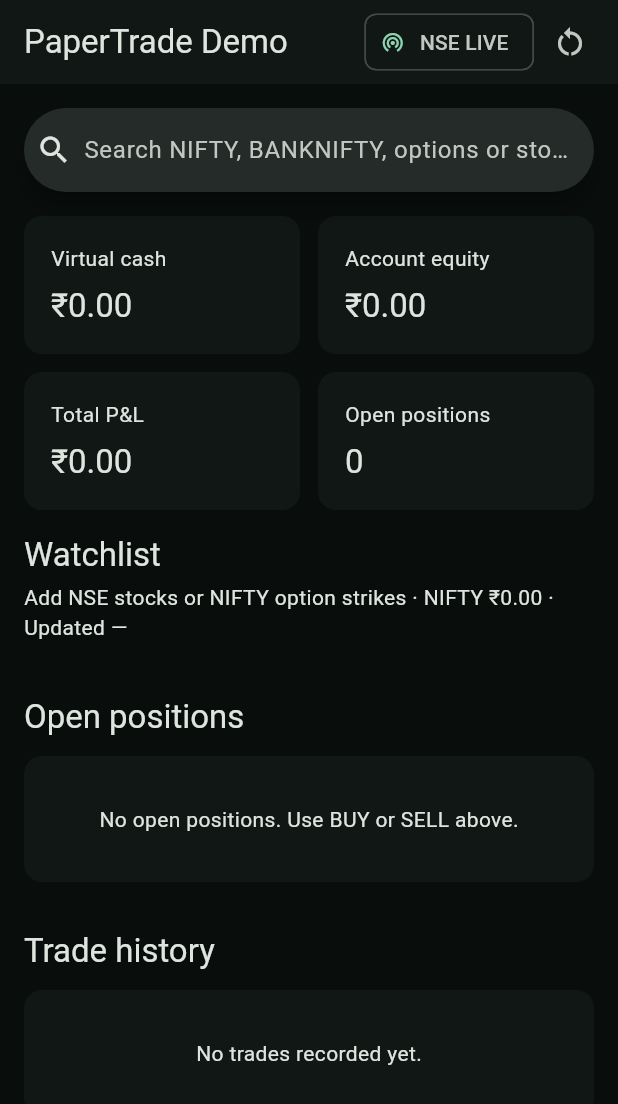
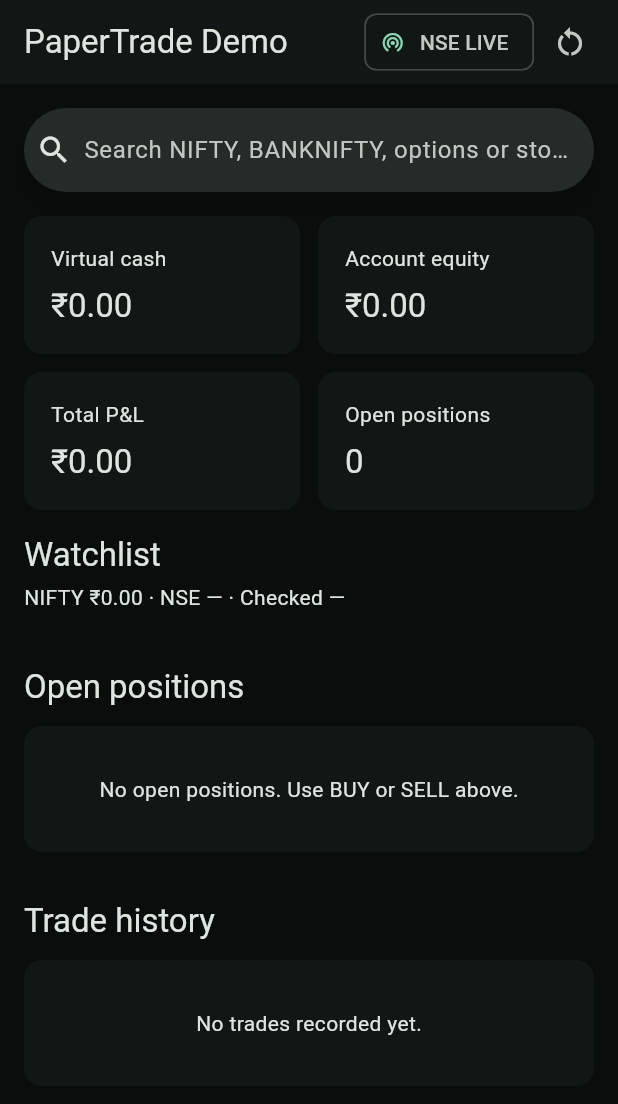
Before and after one commit to jitarijitbiswas/foliox, a Flutter app: the screen it shows after launch, on a phone screen of 412 x 824 dp. Shown: the top 1104 px of the screen. Run offline on Flutter 3.47's test engine with Material 3 defaults, Android fonts, the phone set to English and light mode, and no system bars; our stand-ins replace dio, flutter_riverpod, go_router, hive_flutter; accounts and stored records are empty; network calls fail.

Commit message:
Fix trade action layout and refresh status

```diff
--- a/frontend/lib/features/dashboard/presentation/dashboard_screen.dart
+++ b/frontend/lib/features/dashboard/presentation/dashboard_screen.dart
@@ -88,7 +88,7 @@ class DashboardScreen extends ConsumerWidget {
                           ),
                           const SizedBox(height: 4),
                           Text(
-                            'Add NSE stocks or NIFTY option strikes · NIFTY ${_money(state.snapshot?.underlying ?? 0)} · Updated ${state.snapshot?.timestamp ?? '—'}',
+                            'NIFTY ${_money(state.snapshot?.underlying ?? 0)} · NSE ${state.snapshot?.timestamp ?? '—'} · Checked ${_clock(state.snapshot?.refreshedAt)}',
                             style: Theme.of(context).textTheme.bodyMedium,
                           ),
                         ],
@@ -133,6 +133,7 @@ class DashboardScreen extends ConsumerWidget {
                         onClose: (position) =>
                             _confirmClose(context, ref, position),
                         onRefresh: (_) => controller.refresh(silent: true),
+                        checkedAt: state.snapshot?.refreshedAt,
                       ),
                     ),
                   ),
@@ -519,11 +520,13 @@ class _Positions extends StatelessWidget {
     required this.onEdit,
     required this.onClose,
     required this.onRefresh,
+    required this.checkedAt,
   });
   final List<Position> positions;
   final ValueChanged<Position> onEdit;
   final ValueChanged<Position> onClose;
   final ValueChanged<Position> onRefresh;
+  final DateTime? checkedAt;
 
   @override
   Widget build(BuildContext context) {
@@ -550,7 +553,7 @@ class _Positions extends StatelessWidget {
             DataColumn(label: Text('Target')),
             DataColumn(label: Text('Stop-loss')),
             DataColumn(label: Text('P&L')),
-            DataColumn(label: Text('Updated')),
+            DataColumn(label: Text('NSE tick / checked')),
             DataColumn(label: Text('Actions')),
           ],
           rows: positions
@@ -567,20 +570,23 @@ class _Positions extends StatelessWidget {
                     DataCell(Text(_money(position.netPnl))),
                     DataCell(
                       Text(
-                        position.timestamp.isEmpty ? '—' : position.timestamp,
+                        '${position.timestamp.isEmpty ? '—' : position.timestamp}\nChecked ${_clock(checkedAt)}',
                       ),
                     ),
                     DataCell(
-                      Wrap(
-                        spacing: 8,
+                      Row(
+                        mainAxisSize: MainAxisSize.min,
                         children: [
-                          TextButton(
+                          IconButton(
+                            tooltip: 'Edit target / stop-loss',
                             onPressed: () => onEdit(position),
-                            child: const Text('Edit target / SL'),
+                            icon: const Icon(Icons.edit_note),
                           ),
-                          FilledButton.tonal(
+                          IconButton(
+                            tooltip: 'Exit / Close trade',
                             onPressed: () => onClose(position),
-                            child: const Text('Exit / Close'),
+                            color: Colors.red,
+                            icon: const Icon(Icons.exit_to_app),
                           ),
                           IconButton(
                             tooltip: 'Refresh this trade LTP and P&L',
@@ -660,3 +666,9 @@ class _TradeHistory extends StatelessWidget {
 
 String _money(num value) => '₹${value.toStringAsFixed(2)}';
 String _optionalMoney(num? value) => value == null ? '—' : _money(value);
+String _clock(DateTime? value) {
+  if (value == null) return '—';
+  final local = value.toLocal();
+  String two(int number) => number.toString().padLeft(2, '0');
+  return '${two(local.hour)}:${two(local.minute)}:${two(local.second)}';
+}
--- a/frontend/lib/features/trading/domain/trading_models.dart
+++ b/frontend/lib/features/trading/domain/trading_models.dart
@@ -171,6 +171,7 @@ class TradingSnapshot {
     this.underlying = 0,
     this.expiry = '',
     this.timestamp = '',
+    this.refreshedAt,
   });
 
   factory TradingSnapshot.fromJson(Map<String, dynamic> json) =>
@@ -187,6 +188,9 @@ class TradingSnapshot {
         underlying: _number(json['underlying'] ?? 0),
         expiry: json['expiry']?.toString() ?? '',
         timestamp: json['timestamp']?.toString() ?? '',
+        refreshedAt: json['refreshed_at'] == null
+            ? null
+            : DateTime.parse(json['refreshed_at'].toString()),
       );
 
   final List<Quote> quotes;
@@ -195,6 +199,7 @@ class TradingSnapshot {
   final double underlying;
   final String expiry;
   final String timestamp;
+  final DateTime? refreshedAt;
 }
 
 double _number(dynamic value) => double.parse(value.toString());
```
Also changed, not shown: 1 other file.
